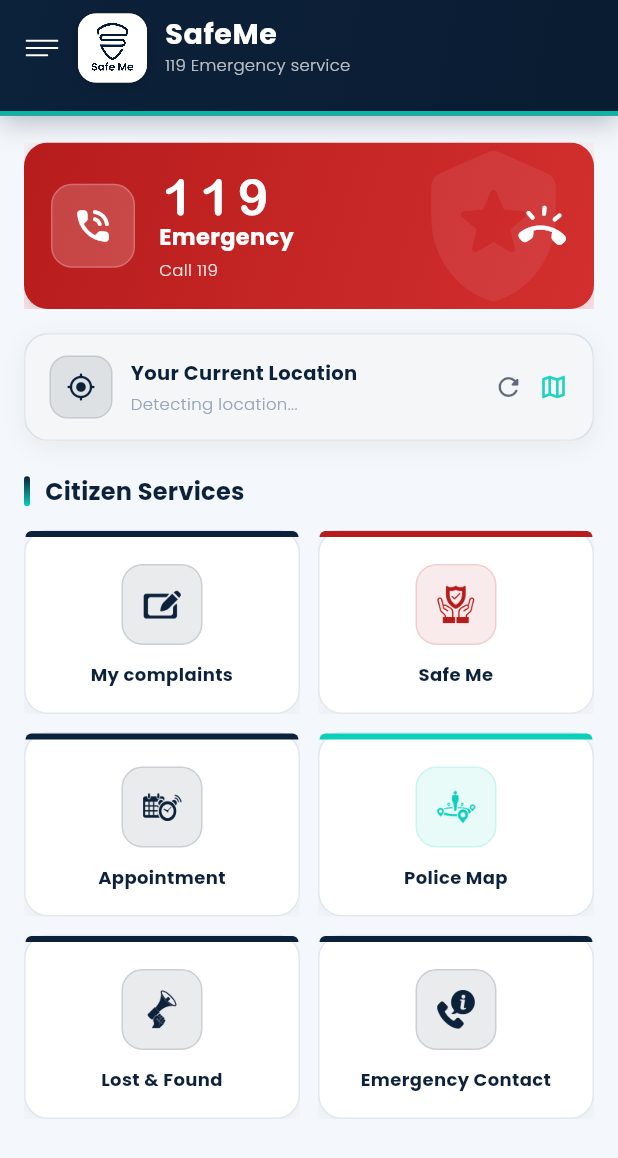
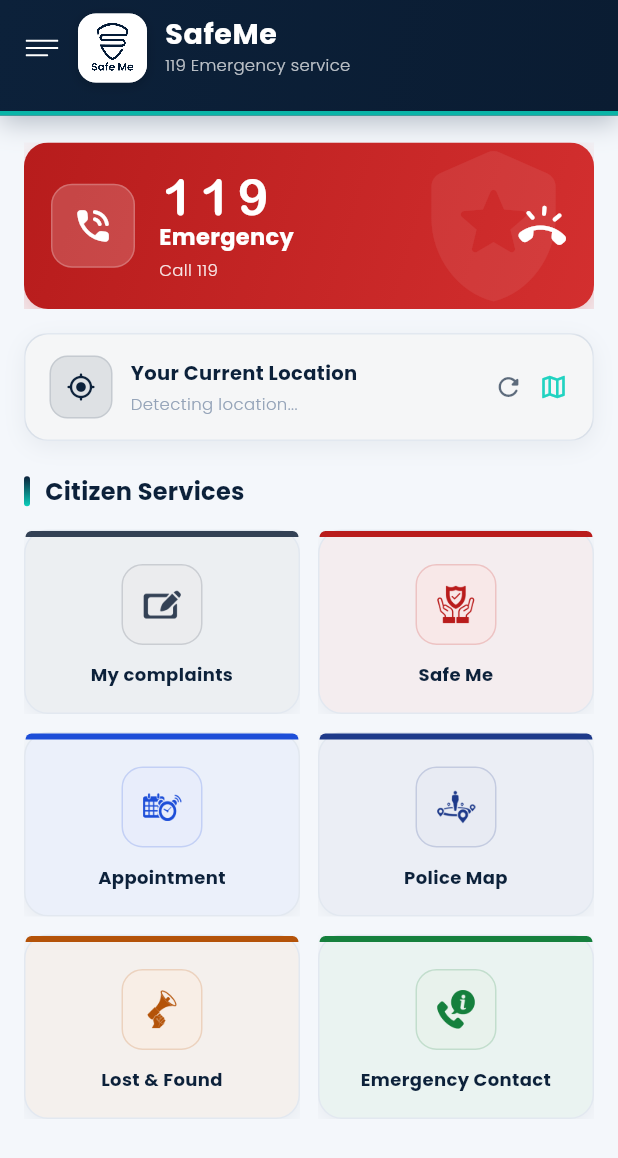
Before and after one commit to mohomadshakeer2004/SafeMe, a Flutter app: the HomeScreen screen opened directly, on a phone screen of 412 x 824 dp. Shown: the top 1158 px of the screen. Run offline on Flutter 3.47's test engine with Material 3 defaults, Android fonts, the phone set to English and light mode, and no system bars; our stand-ins replace audioplayers, cached_network_image, camera, dio, easy_localization, file_picker and 22 more; missing offline and left inert: fluster, flutter_phone_direct_caller, flutter_sound; accounts and stored records are empty.

Commit message:
UI colors
Signed-off-by: SHAKEER <mohomadshakeer3@gmail.com>

```diff
--- a/lib/Screens/home.dart
+++ b/lib/Screens/home.dart
@@ -749,6 +749,14 @@
   Widget _buildServicesGrid(double sysWidth) {
     final tileWidth = (sysWidth - 32 - 12) / 2;
 
+    // Colors matched to each service meaning.
+    const complaintColor = Color(0xFF334155); // document / records grey-blue
+    const safeMeColor = Color(0xFFB91C1C); // safety / emergency red
+    const appointmentColor = Color(0xFF1D4ED8); // calendar / schedule blue
+    const mapColor = Color(0xFF1E3A8A); // police blue
+    const lostFoundColor = Color(0xFFB45309); // find / search amber
+    const contactColor = Color(0xFF15803D); // phone / call green
+
     return Wrap(
       spacing: 12,
       runSpacing: 12,
@@ -757,7 +765,7 @@
           width: tileWidth,
           label: 'Complaint'.tr(),
           iconPath: 'assets/icons/complaint.png',
-          accentColor: secondary,
+          accentColor: complaintColor,
           onTap: () => Navigator.push(
             context,
             MaterialPageRoute(builder: (context) => const ComplaintHome()),
@@ -767,7 +775,7 @@
           width: tileWidth,
           label: 'Safe_Me'.tr(),
           iconPath: 'assets/icons/safe.png',
-          accentColor: emergencyPrimary,
+          accentColor: safeMeColor,
           onTap: () => Navigator.push(
             context,
             MaterialPageRoute(builder: (context) => const SafeMeBase()),
@@ -777,7 +785,7 @@
           width: tileWidth,
           label: 'Appointment'.tr(),
           iconPath: 'assets/icons/appointment.png',
-          accentColor: secondary,
+          accentColor: appointmentColor,
           onTap: () => Navigator.push(
             context,
             MaterialPageRoute(builder: (context) => const AppointmentBase()),
@@ -787,14 +795,14 @@
           width: tileWidth,
           label: 'Police_Map'.tr(),
           iconPath: 'assets/icons/nearest.png',
-          accentColor: appAccent,
+          accentColor: mapColor,
           onTap: _openPoliceMap,
         ),
         _ServiceTile(
           width: tileWidth,
           label: 'Lost_Found'.tr(),
           iconPath: 'assets/icons/lost_found.png',
-          accentColor: secondary,
+          accentColor: lostFoundColor,
           onTap: () => Navigator.push(
             context,
             MaterialPageRoute(builder: (context) => const LostFoundItem()),
@@ -804,7 +812,7 @@
           width: tileWidth,
           label: 'Contact'.tr(),
           iconPath: 'assets/icons/contact.png',
-          accentColor: secondary,
+          accentColor: contactColor,
           onTap: () => Navigator.push(
             context,
             MaterialPageRoute(builder: (context) => const EmergencyContact()),
@@ -1038,6 +1046,9 @@
 
   @override
   Widget build(BuildContext context) {
+    final softBg = Color.lerp(const Color(0xFFF8FAFC), accentColor, 0.06)!;
+    final iconBg = Color.lerp(Colors.white, accentColor, 0.1)!;
+
     return SizedBox(
       width: width,
       child: Material(
@@ -1047,12 +1058,12 @@
           borderRadius: BorderRadius.circular(_HomeUi.radius),
           child: Ink(
             decoration: BoxDecoration(
-              color: appSurfaceElevated,
+              color: softBg,
               borderRadius: BorderRadius.circular(_HomeUi.radius),
               border: Border.all(color: appBorder),
               boxShadow: [
                 BoxShadow(
-                  color: secondary.withValues(alpha: 0.05),
+                  color: secondary.withValues(alpha: 0.06),
                   blurRadius: 10,
                   offset: const Offset(0, 3),
                 ),
@@ -1081,10 +1092,10 @@
                       Container(
                         padding: const EdgeInsets.all(13),
                         decoration: BoxDecoration(
-                          color: accentColor.withValues(alpha: 0.09),
+                          color: iconBg,
                           borderRadius: BorderRadius.circular(14),
                           border: Border.all(
-                            color: accentColor.withValues(alpha: 0.14),
+                            color: accentColor.withValues(alpha: 0.18),
                           ),
                         ),
                         child: Image.asset(
```
